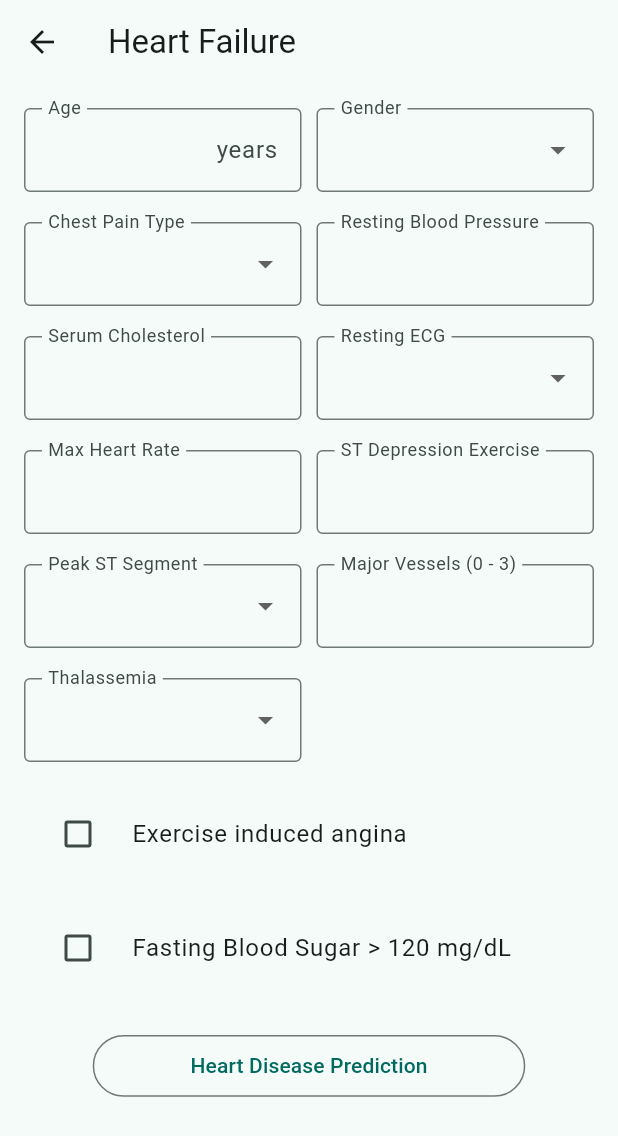
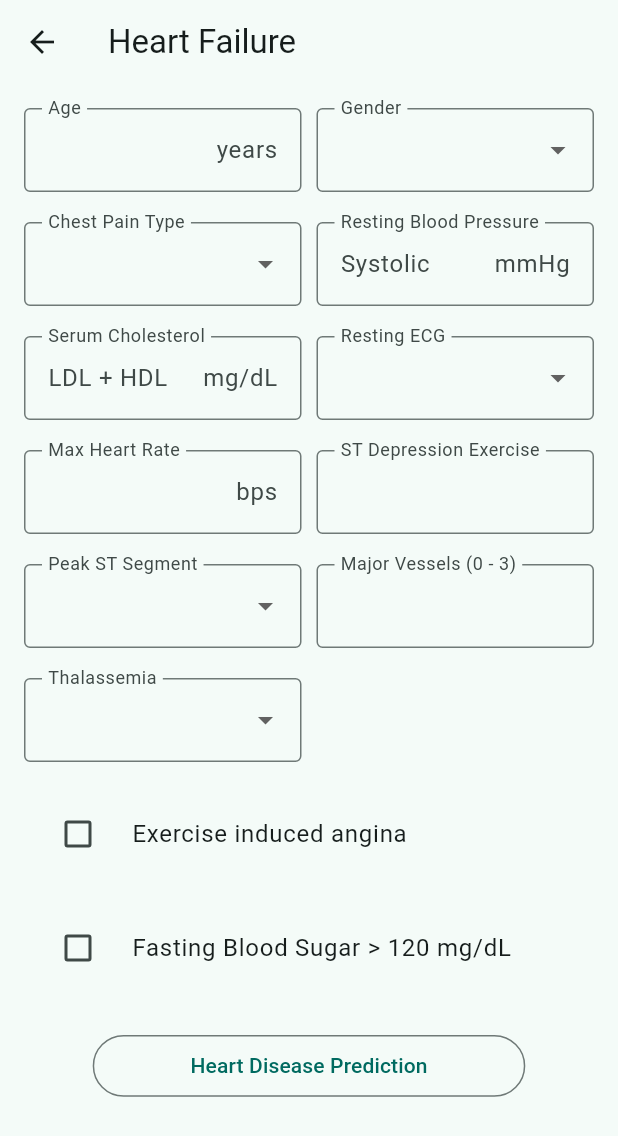
Before and after one commit to tahawaheed9/wellness_wise, a Flutter app: the HeartFailureScreen screen opened by its route, on a phone screen of 412 x 824 dp. Shown: the top 1136 px of the screen. Run offline on Flutter 3.47's test engine with Material 3 defaults, Android fonts, the phone set to English and light mode, and no system bars; our stand-ins replace bloc, cloud_firestore, dropdown_search, equatable, firebase_auth, firebase_core and 2 more; missing offline and left inert: health; accounts and stored records are empty.

Commit message:
Minor Changes in UI

```diff
--- a/lib/screens/heart_failure/components/heart_failure_form.dart
+++ b/lib/screens/heart_failure/components/heart_failure_form.dart
@@ -133,8 +133,10 @@ class _HeartFailureFormState extends State<HeartFailureForm> {
                     enableSuggestions: false,
                     keyboardType: TextInputType.number,
                     validator: _validateForm,
-                    decoration:
-                        _decoration(labelText: 'Resting Blood Pressure'),
+                    decoration: _decoration(
+                        labelText: 'Resting Blood Pressure',
+                        hintText: 'Systolic',
+                        suffixText: 'mmHg'),
                   ),
                 ),
               ],
@@ -152,7 +154,10 @@ class _HeartFailureFormState extends State<HeartFailureForm> {
                     enableSuggestions: false,
                     keyboardType: TextInputType.number,
                     validator: _validateForm,
-                    decoration: _decoration(labelText: 'Serum Cholesterol'),
+                    decoration: _decoration(
+                        labelText: 'Serum Cholesterol',
+                        hintText: 'LDL + HDL',
+                        suffixText: 'mg/dL'),
                   ),
                 ),
                 const SizedBox(width: 10.0),
@@ -193,7 +198,10 @@ class _HeartFailureFormState extends State<HeartFailureForm> {
                     enableSuggestions: false,
                     keyboardType: TextInputType.number,
                     validator: _validateForm,
-                    decoration: _decoration(labelText: 'Max Heart Rate'),
+                    decoration: _decoration(
+                      labelText: 'Max Heart Rate',
+                      suffixText: 'bps',
+                    ),
                   ),
                 ),
                 const SizedBox(width: 10.0),
@@ -316,10 +324,12 @@ class _HeartFailureFormState extends State<HeartFailureForm> {
 
   _decoration({
     required String labelText,
+    String? hintText,
     String? suffixText,
   }) {
     return InputDecoration(
       labelText: labelText,
+      hintText: hintText,
       floatingLabelBehavior: FloatingLabelBehavior.always,
       suffixText: suffixText,
       border: const OutlineInputBorder(),
```
